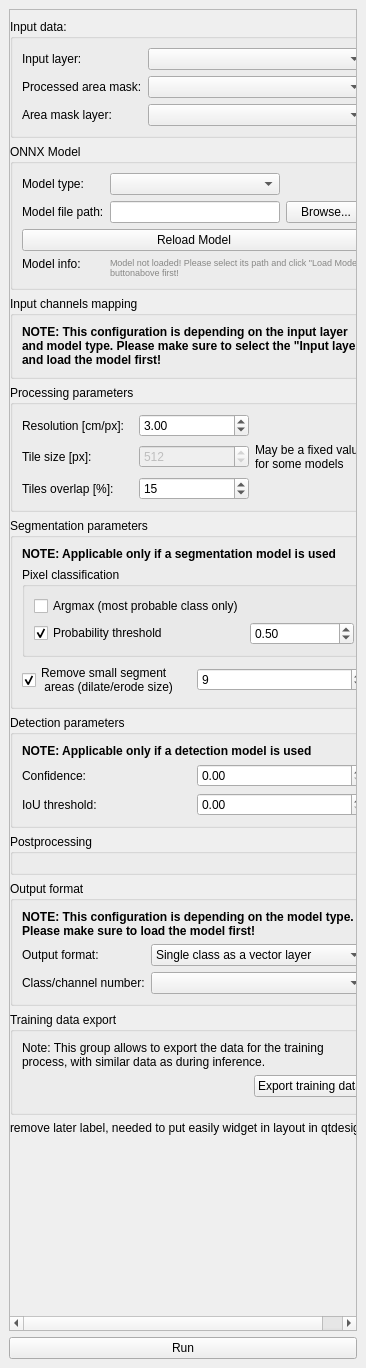
Old version of the form plugin/deep_segmentation_framework/deep_segmentation_framework_dockwidget_base.ui in the repository PUTvision/qgis-plugin-deepness.
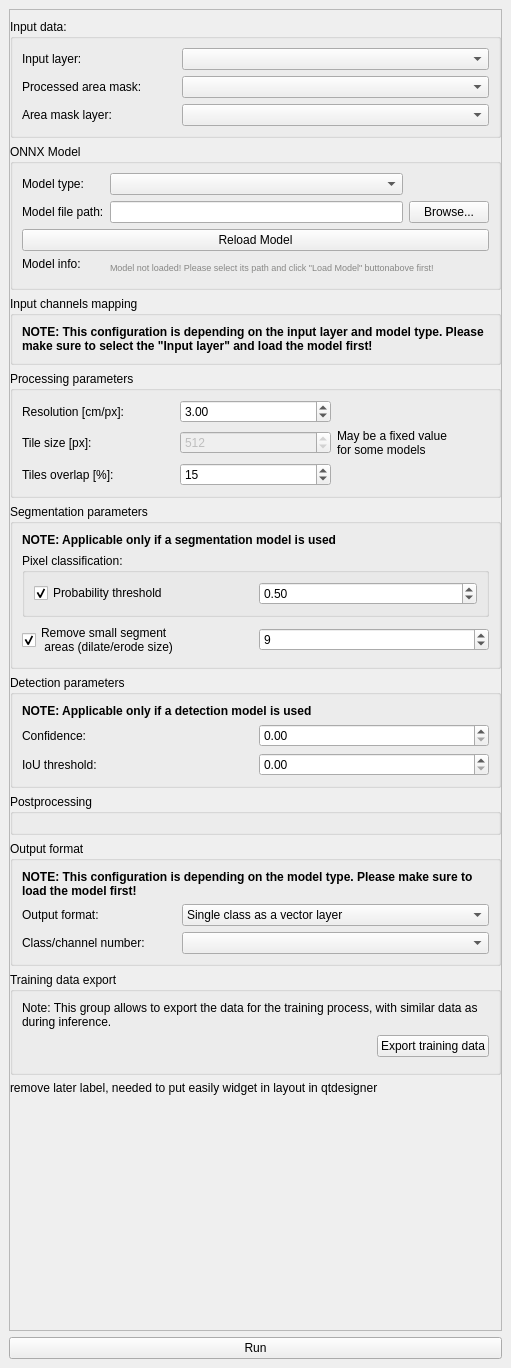
New version of the form. Custom widgets are drawn as their Qt base class.

Commit message: Saving and loading ui element to/from project configuration (configurtation will be persistent in project file)

The edit to the form file:
```diff
--- a/plugin/deep_segmentation_framework/deep_segmentation_framework_dockwidget_base.ui
+++ b/plugin/deep_segmentation_framework/deep_segmentation_framework_dockwidget_base.ui
@@ -6,7 +6,7 @@
    <rect>
     <x>0</x>
     <y>0</y>
-    <width>366</width>
+    <width>511</width>
     <height>1368</height>
    </rect>
   </property>
@@ -25,8 +25,8 @@
         <rect>
          <x>0</x>
          <y>0</y>
-         <width>350</width>
-         <height>1308</height>
+         <width>491</width>
+         <height>1296</height>
         </rect>
        </property>
        <layout class="QVBoxLayout" name="verticalLayout_3">
@@ -328,10 +328,10 @@
            <item row="1" column="0" colspan="2">
             <widget class="QGroupBox" name="groupBox">
              <property name="title">
-              <string>Pixel classification</string>
+              <string>Pixel classification:</string>
              </property>
              <layout class="QGridLayout" name="gridLayout_6">
-              <item row="1" column="1">
+              <item row="0" column="1">
                <widget class="QDoubleSpinBox" name="doubleSpinBox_probabilityThreshold">
                 <property name="decimals">
                  <number>2</number>
@@ -348,13 +348,6 @@
                </widget>
               </item>
               <item row="0" column="0">
-               <widget class="QCheckBox" name="checkBox_pixelClassArgmaxEnabled">
-                <property name="text">
-                 <string>Argmax (most probable class only)</string>
-                </property>
-               </widget>
-              </item>
-              <item row="1" column="0">
                <widget class="QCheckBox" name="checkBox_pixelClassEnableThreshold">
                 <property name="text">
                  <string>Probability threshold</string>
```
The commit also changes 4 other files.
